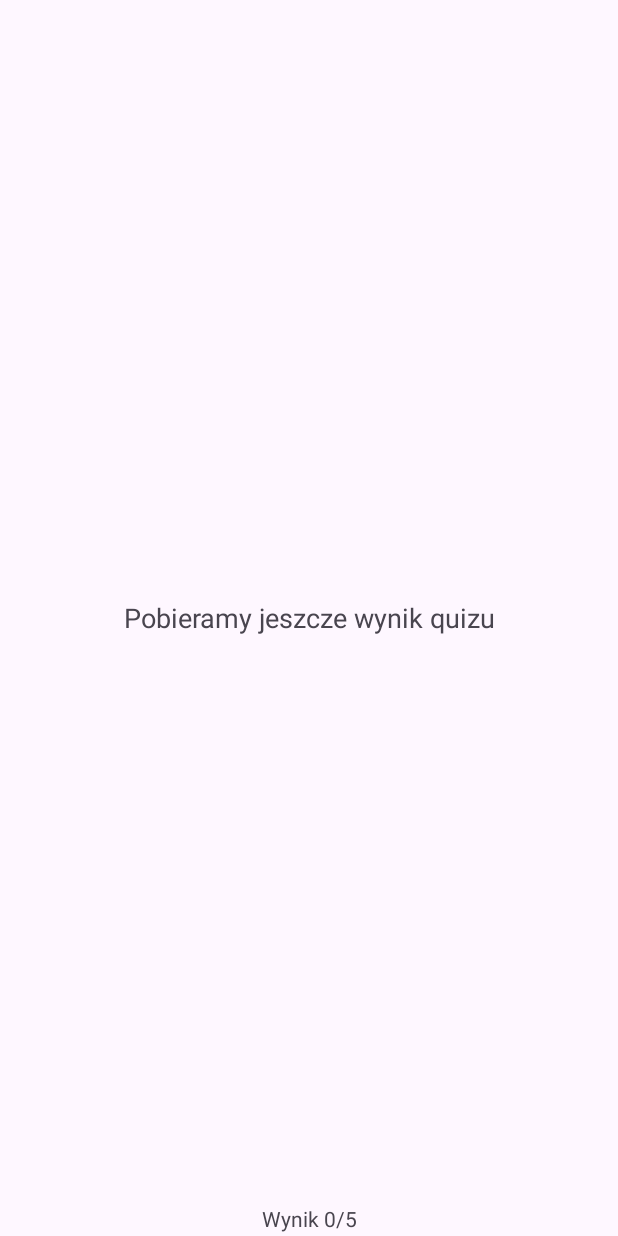
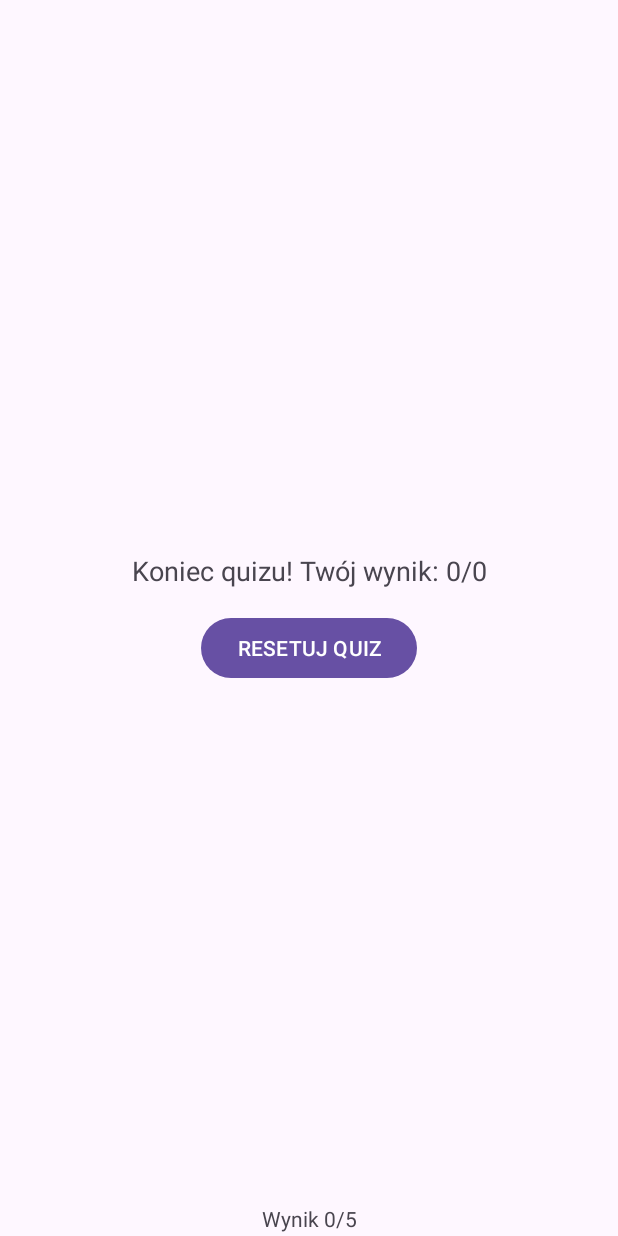
Before and after one commit to bartoszK-zst/AndroidStudioMiniQuiz, an Android app: the fragment SummaryViewFragment placed in its activity, on a phone screen of 412 x 824 dp. Run offline under Robolectric (Android 15) with nearby library versions, the phone set to English and light mode, and no system bars.

Commit message:
działa!

```diff
--- a/app/src/main/java/com/example/miniquiz/MainActivity.java
+++ b/app/src/main/java/com/example/miniquiz/MainActivity.java
@@ -17,6 +17,7 @@ public class MainActivity extends AppCompatActivity
 
     private int Score = 0;
     private final int TotalQuestions = 5;
+    private TextView scoreTextView;
     private TextView resultTextView;
 
     @Override
@@ -25,10 +26,10 @@ public class MainActivity extends AppCompatActivity
 
         EdgeToEdge.enable(this);
         setContentView(R.layout.activity_main);
-        resultTextView = findViewById(R.id.resultTextView);
+        scoreTextView = findViewById(R.id.resultTextView);
         // ustaw początkowy tekst wyniku
-        if (resultTextView != null) {
-            resultTextView.setText(getString(R.string.result_format, Score, TotalQuestions));
+        if (scoreTextView != null) {
+            scoreTextView.setText(getString(R.string.result_format, Score, TotalQuestions));
         }
         ViewCompat.setOnApplyWindowInsetsListener(findViewById(R.id.main), (v, insets) -> {
             Insets systemBars = insets.getInsets(WindowInsetsCompat.Type.systemBars());
@@ -47,8 +48,8 @@ public class MainActivity extends AppCompatActivity
 
     private void setScore(int score) {
         this.Score = score;
-        if (resultTextView != null) {
-            resultTextView.setText(getString(R.string.result_format, Score, TotalQuestions));
+        if (scoreTextView != null) {
+            scoreTextView.setText(getString(R.string.result_format, Score, TotalQuestions));
         }
     }
 
@@ -68,8 +69,8 @@ public class MainActivity extends AppCompatActivity
     @Override
     public void onCorrectAnswerSelected() {
         incrementScore();
-        if (resultTextView != null) {
-            resultTextView.setText(getString(R.string.result_format, Score, TotalQuestions));
+        if (scoreTextView != null) {
+            scoreTextView.setText(getString(R.string.result_format, Score, TotalQuestions));
         }
     }
 
@@ -88,12 +89,7 @@ public class MainActivity extends AppCompatActivity
     public void onQuizFinished(int totalQuestions) {
         getSupportFragmentManager().beginTransaction()
                 .setReorderingAllowed(true)
-                .replace(R.id.fragment_container_view, SummaryViewFragment.class, null)
+                .replace(R.id.fragment_container_view, SummaryViewFragment.newInstance(Score, totalQuestions))
                 .commit();
-
-        resultTextView = findViewById(R.id.summaryTextView);
-        if(resultTextView != null) {
-            resultTextView.setText(getString(R.string.summary_format, Score, totalQuestions));
-        }
     }
 }
--- a/app/src/main/java/com/example/miniquiz/SummaryViewFragment.java
+++ b/app/src/main/java/com/example/miniquiz/SummaryViewFragment.java
@@ -1,12 +1,54 @@
 package com.example.miniquiz;
 
+import android.os.Bundle;
+import android.view.View;
+import android.widget.Button;
+import android.widget.TextView;
+
+import androidx.annotation.NonNull;
+import androidx.annotation.Nullable;
 import androidx.fragment.app.Fragment;
 
 public class SummaryViewFragment extends Fragment {
+
+    private static final String ARG_SCORE = "arg_score";
+    private static final String ARG_TOTAL = "arg_total";
 
     public SummaryViewFragment() {
         super(R.layout.summary_view);
     }
 
+    public static SummaryViewFragment newInstance(int score, int total) {
+        SummaryViewFragment fragment = new SummaryViewFragment();
+        Bundle args = new Bundle();
+        args.putInt(ARG_SCORE, score);
+        args.putInt(ARG_TOTAL, total);
+        fragment.setArguments(args);
+        return fragment;
+    }
+
+    @Override
+    public void onViewCreated(@NonNull View view, @Nullable Bundle savedInstanceState) {
+        super.onViewCreated(view, savedInstanceState);
+        Bundle args = getArguments();
+        int score = 0;
+        int total = 0;
+        if (args != null) {
+            score = args.getInt(ARG_SCORE, 0);
+            total = args.getInt(ARG_TOTAL, 0);
+        }
+
+        TextView summaryTextView = view.findViewById(R.id.summaryTextView);
+        if (summaryTextView != null) {
+            summaryTextView.setText(getString(R.string.summary_format, score, total));
+        }
+
+        Button resetButton = view.findViewById(R.id.resetButton);
+        resetButton.setOnClickListener(v -> {
+            if (getActivity() instanceof QuizViewFragment.QuizResetListener) {
+                ((QuizViewFragment.QuizResetListener) getActivity()).onQuizReset();
+            }
+        });
+    }
 
 }
--- a/app/src/main/res/layout/summary_view.xml
+++ b/app/src/main/res/layout/summary_view.xml
@@ -12,6 +12,16 @@
         android:layout_height="wrap_content"
         android:textAppearance="?android:attr/textAppearanceMedium"
         android:textAlignment="center"
-        android:text="@string/summary_text" />
+        android:text="@string/summary_label" />
+
+    <View
+        android:layout_width="1dp"
+        android:layout_height="15dp" />
+
+    <Button
+        android:id="@+id/resetButton"
+        android:layout_width="wrap_content"
+        android:layout_height="wrap_content"
+        android:text="@string/reset_button" />
 
 </LinearLayout>
--- a/app/src/main/res/values/strings.xml
+++ b/app/src/main/res/values/strings.xml
@@ -14,6 +14,6 @@
 
     <string name="result_format">Wynik %1$d/%2$d</string>
 
-    <string name="summary_text">Pobieramy jeszcze wynik quizu</string>
-    <string name="summary_format">Koniec quizu! Twój wynik: X/5</string>
+    <string name="summary_label">Pobieramy jeszcze wynik quizu</string>
+    <string name="summary_format">Koniec quizu! Twój wynik: %1$d/%2$d</string>
 </resources>
```
Also changed, not shown: app/src/main/java/com/example/miniquiz/QuizViewFragment.java (+8 -8 lines).
